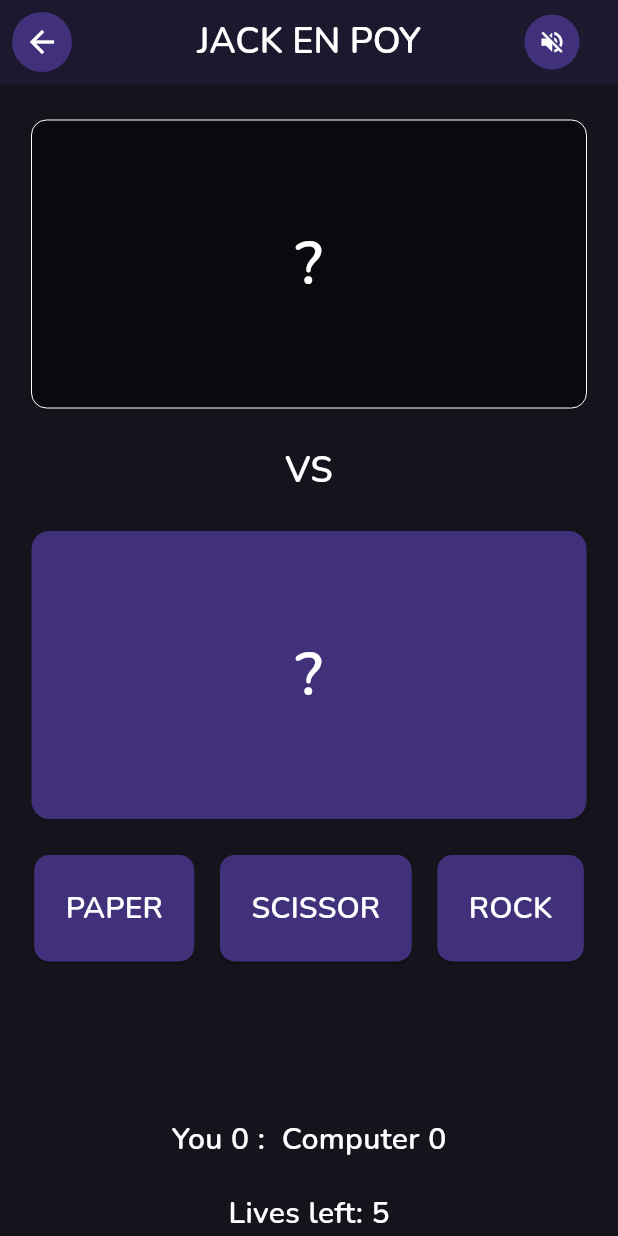
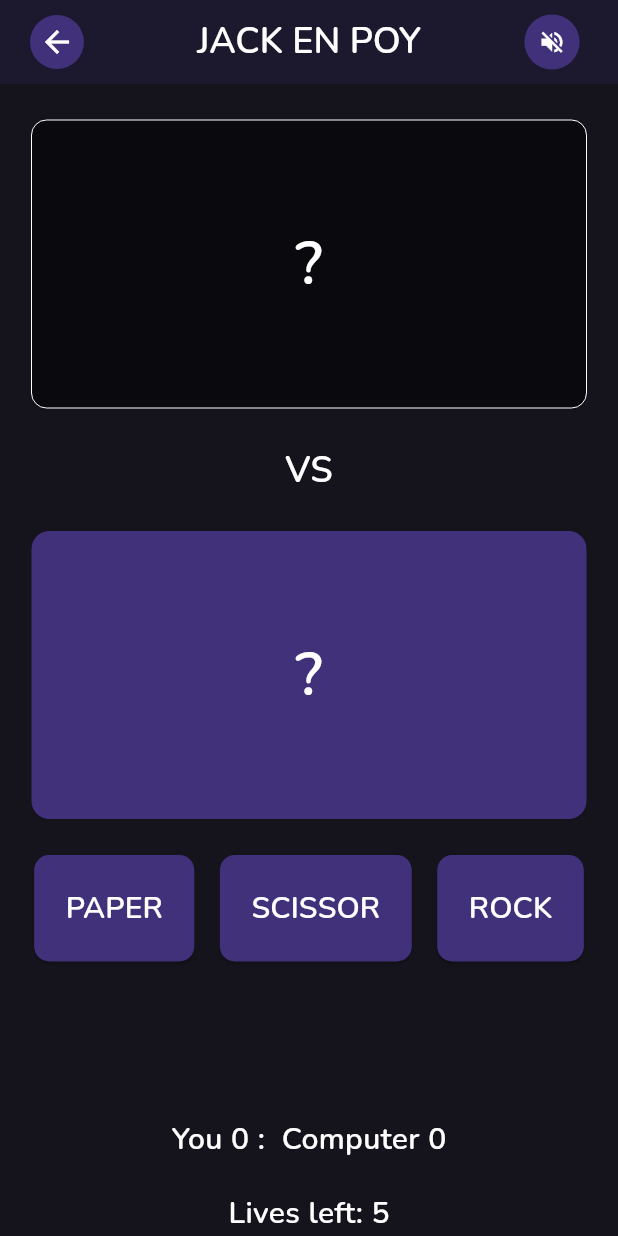
Before and after one commit to jimvdz/fortuneblitz, a Flutter app: the screen it shows after launch, after a tap on "Jack en Poy", on a phone screen of 412 x 824 dp. Run offline on Flutter 3.47's test engine with Material 3 defaults, Android fonts, the phone set to English and light mode, and no system bars; our stand-ins replace flutter_svg, get; missing offline and left inert: flame_audio.

Commit message:
Fix inconsistent layout

```diff
--- a/lib/screens/colorgame/colorgame.dart
+++ b/lib/screens/colorgame/colorgame.dart
@@ -205,7 +205,7 @@ class _ColorGameState extends State<ColorGame> {
           ),
         ),
         leading: Padding(
-          padding: EdgeInsets.all(10),
+          padding: const EdgeInsets.only(left: 20),
           child: IconButton(
             icon: Icon(Icons.arrow_back, size: 24, color: Colors.white),
             onPressed: () {
--- a/lib/screens/jackenpoy/jackenpoy.dart
+++ b/lib/screens/jackenpoy/jackenpoy.dart
@@ -193,13 +193,16 @@ void showGameOverDialog() {
           title: Text("JACK EN POY", style: theme.textTheme.bodyLarge),
           backgroundColor: theme.appBarTheme.backgroundColor,
           centerTitle: true,
-          leading: IconButton(
+          leading: Padding(
+            padding: const EdgeInsets.only(left: 20),
+            child: IconButton(
               icon: Icon(Icons.arrow_back, size: 24, color: Colors.white),
               onPressed: () => Get.back(),
               style: IconButton.styleFrom(
                 padding: EdgeInsets.all(4),
                 shape: CircleBorder(),
                 backgroundColor: theme.colorScheme.secondary,
+              ),
             ),
           ),
           actions: [AudioButton()],
--- a/lib/screens/slotmachine/slotmachine.dart
+++ b/lib/screens/slotmachine/slotmachine.dart
@@ -261,7 +261,7 @@ class _SlotMachineState extends State<SlotMachine> {
           ),
         ),
         leading: Padding(
-          padding: EdgeInsets.all(10),
+          padding: const EdgeInsets.only(left: 20),
           child: IconButton(
             icon: Icon(Icons.arrow_back, size: 24, color: Colors.white),
             onPressed: () {
```
Also changed, not shown: lib/screens/lotto/lotto.dart (+11 -12 lines). Lines whose indentation alone changed are shown as unchanged.
